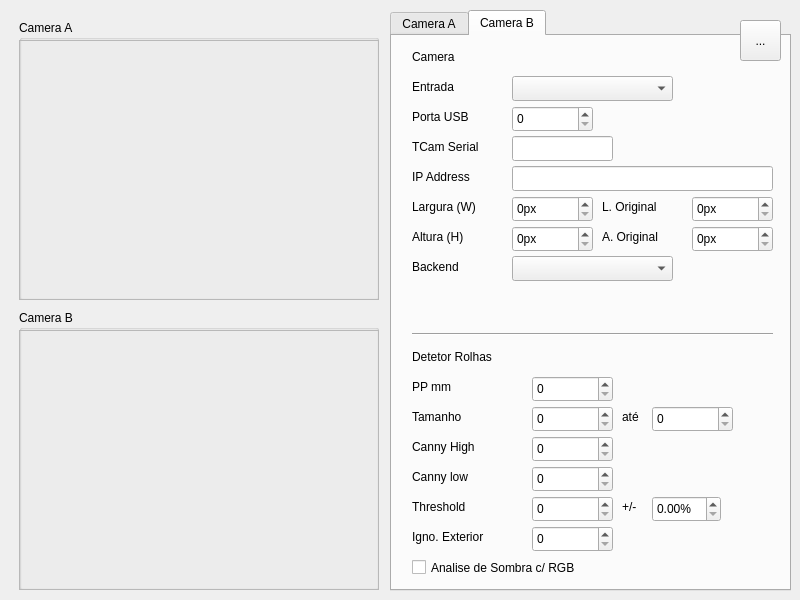
Old version of the form source/mainwindow.ui in the repository tentone/cork.
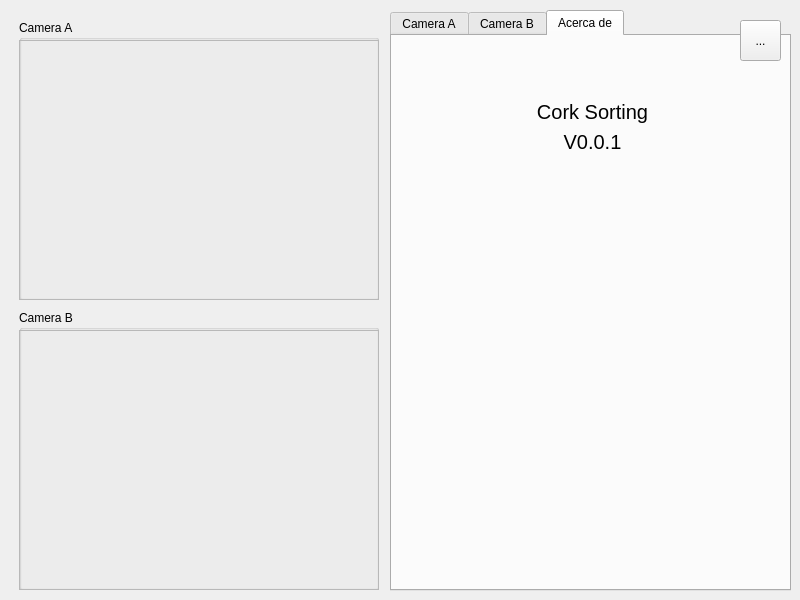
New version of the form. The open tabs and pages were chosen to show the change.

```diff
--- a/source/mainwindow.ui
+++ b/source/mainwindow.ui
@@ -598,7 +598,7 @@
         <rect>
          <x>20</x>
          <y>70</y>
-         <width>121</width>
+         <width>101</width>
          <height>21</height>
         </rect>
        </property>
@@ -611,7 +611,7 @@
         <rect>
          <x>20</x>
          <y>220</y>
-         <width>121</width>
+         <width>101</width>
          <height>21</height>
         </rect>
        </property>
@@ -666,7 +666,7 @@
         <rect>
          <x>20</x>
          <y>190</y>
-         <width>121</width>
+         <width>101</width>
          <height>21</height>
         </rect>
        </property>
@@ -708,7 +708,7 @@
         <rect>
          <x>20</x>
          <y>130</y>
-         <width>121</width>
+         <width>101</width>
          <height>21</height>
         </rect>
        </property>
@@ -763,7 +763,7 @@
         <rect>
          <x>20</x>
          <y>160</y>
-         <width>121</width>
+         <width>101</width>
          <height>21</height>
         </rect>
        </property>
@@ -802,7 +802,7 @@
         <rect>
          <x>20</x>
          <y>40</y>
-         <width>121</width>
+         <width>101</width>
          <height>21</height>
         </rect>
        </property>
@@ -828,7 +828,7 @@
         <rect>
          <x>20</x>
          <y>100</y>
-         <width>121</width>
+         <width>101</width>
          <height>21</height>
         </rect>
        </property>
@@ -1112,6 +1112,53 @@
        </property>
       </widget>
      </widget>
+     <widget class="QWidget" name="tab_about">
+      <attribute name="title">
+       <string>Acerca de</string>
+      </attribute>
+      <widget class="QLabel" name="label">
+       <property name="geometry">
+        <rect>
+         <x>110</x>
+         <y>90</y>
+         <width>181</width>
+         <height>31</height>
+        </rect>
+       </property>
+       <property name="font">
+        <font>
+         <pointsize>15</pointsize>
+        </font>
+       </property>
+       <property name="text">
+        <string>V0.0.1</string>
+       </property>
+       <property name="alignment">
+        <set>Qt::AlignCenter</set>
+       </property>
+      </widget>
+      <widget class="QLabel" name="label_2">
+       <property name="geometry">
+        <rect>
+         <x>110</x>
+         <y>60</y>
+         <width>181</width>
+         <height>31</height>
+        </rect>
+       </property>
+       <property name="font">
+        <font>
+         <pointsize>15</pointsize>
+        </font>
+       </property>
+       <property name="text">
+        <string>Cork Sorting</string>
+       </property>
+       <property name="alignment">
+        <set>Qt::AlignCenter</set>
+       </property>
+      </widget>
+     </widget>
     </widget>
    </widget>
    <widget class="QWidget" name="group_home" native="true">
```
Left out of the diff: 16 changed lines with no effect on the pictures.
